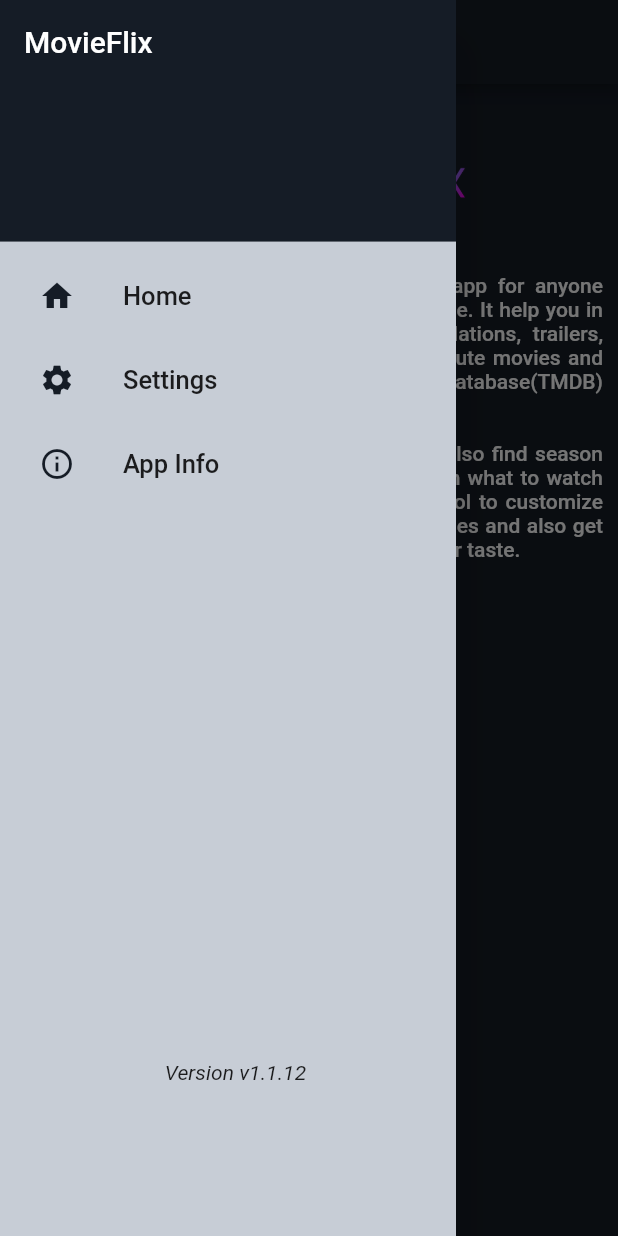
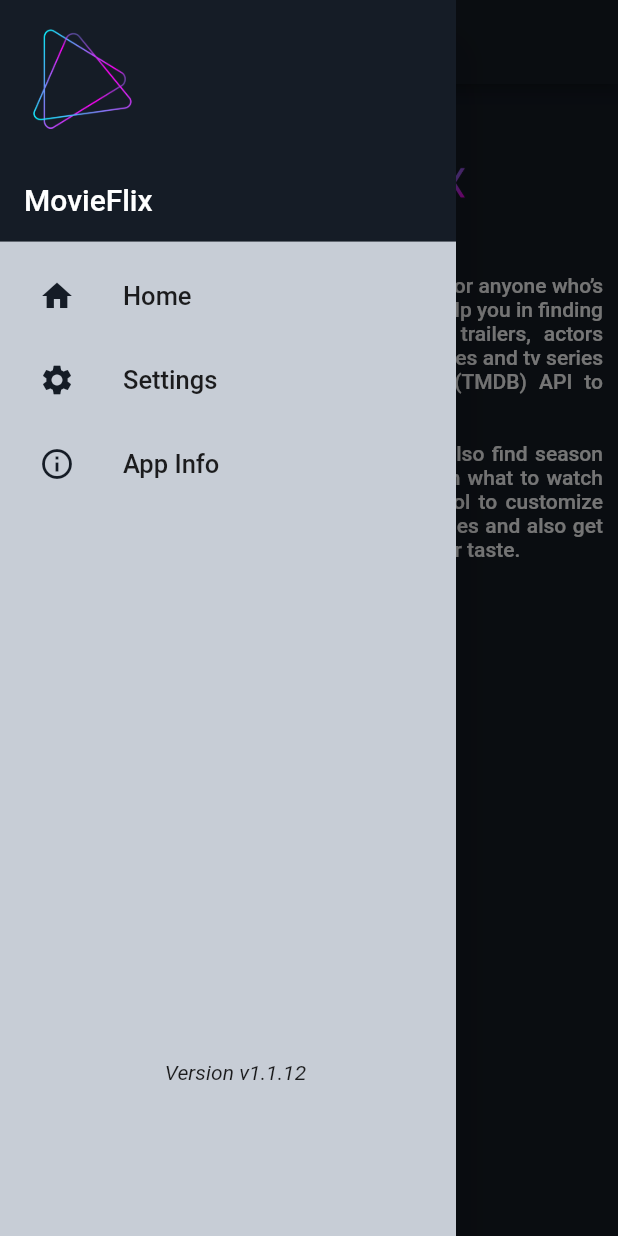
Before and after one commit to SeramDev/MovieFlix, a Flutter app: the AboutScreen screen opened directly, with the side drawer open, on a phone screen of 412 x 824 dp. Run offline on Flutter 3.47's test engine with Material 2 defaults, Android fonts, the phone set to English and light mode, and no system bars; our stand-ins replace dio, eva_icons_flutter, flutter_rating_bar, flutter_spinkit, font_awesome_flutter, page_indicator and 2 more; missing offline and left inert: sliver_fab; network calls fail.

Commit message:
made some minor changes

```diff
--- a/lib/main.dart
+++ b/lib/main.dart
@@ -9,7 +9,7 @@
   @override
   Widget build(BuildContext context) {
     return MaterialApp(
-      debugShowCheckedModeBanner: true,
+      debugShowCheckedModeBanner: false,
       title: 'MovieFlix',
       theme: ThemeData(
         primarySwatch: Colors.blue,
--- a/lib/model/images.dart
+++ b/lib/model/images.dart
@@ -1,4 +1,5 @@
 // ignore: camel_case_types
 class Images {
   static String logo = 'lib/assets/logo.png';
+  static String icon = 'lib/assets/icon/icon.png';
 }
--- a/lib/screens/about_screen.dart
+++ b/lib/screens/about_screen.dart
@@ -37,7 +37,7 @@
                 Container(
                   margin: EdgeInsets.only(top: 5.0),
                   child: Text(
-                    "Movie Flix is the most fastest and easiest app for anyone who’s looking for a quick opinion about a movie. It help you in finding movies, ratings, reviews, recommendations, trailers, actors and much more. Movie flix is for absolute movies and tv series lovers. Movie Flix uses The Movie Database(TMDB) API to retrieve data.\n\nWith this Movie & TV Show tracker, you can also find season and movie ratings to make a solid decision on what to watch next. Movie flix gives you flexibility and control to customize your home screen with your own card categories and also get personal movie recommendation based on your taste.",
+                    "MovieFlix is the most fastest and easiest app for anyone who’s looking for a quick opinion about a movie. It help you in finding movies, ratings, reviews, recommendations, trailers, actors and much more. MovieFlix is for absolute movies and tv series lovers. MovieFlix uses The Movie Database(TMDB) API to retrieve data.\n\nWith this Movie & TV Show tracker, you can also find season and movie ratings to make a solid decision on what to watch next. MovieFlix gives you flexibility and control to customize your home screen with your own card categories and also get personal movie recommendation based on your taste.",
                     textAlign: TextAlign.justify,
                     style: TextStyle(
                         color: Colors.white, fontWeight: FontWeight.w500),
--- a/lib/screens/detail_screen.dart
+++ b/lib/screens/detail_screen.dart
@@ -1,4 +1,3 @@
-import 'dart:ui';
 import 'package:eva_icons_flutter/eva_icons_flutter.dart';
 import 'package:flutter/material.dart';
 import 'package:flutter_rating_bar/flutter_rating_bar.dart';
--- a/lib/widgets/companies.dart
+++ b/lib/widgets/companies.dart
@@ -138,7 +138,7 @@
                                   shape: BoxShape.circle,
                                   color: Style.Colors.secondColor),
                               child: Icon(
-                                FontAwesomeIcons.userAlt,
+                                FontAwesomeIcons.userLarge,
                                 color: Colors.white,
                               ),
                             ),
--- a/lib/widgets/navigator.dart
+++ b/lib/widgets/navigator.dart
@@ -1,6 +1,7 @@
 import 'package:flutter/material.dart';
+import 'package:movieflix/model/images.dart';
+import 'package:movieflix/screens/about_screen.dart';
 import 'package:movieflix/screens/home_screen.dart';
-import 'package:movieflix/screens/about_screen.dart';
 import 'package:movieflix/screens/settings_screen.dart';
 import 'package:movieflix/style/theme.dart' as Style;
 
@@ -14,8 +15,8 @@
       child: ListView(
         padding: EdgeInsets.zero,
         children: [
-          DrawerHeader(
-            child: Text(
+          UserAccountsDrawerHeader(
+            accountName: Text(
               "MovieFlix",
               style: TextStyle(
                 color: Colors.white,
@@ -24,6 +25,10 @@
             ),
             decoration: BoxDecoration(
               color: Style.Colors.mainColor,
+            ),
+            currentAccountPicture: CircleAvatar(
+              backgroundColor: Style.Colors.mainColor,
+              child: Image.asset(Images.icon),
             ),
           ),
           Container(
--- a/pubspec.yaml
+++ b/pubspec.yaml
@@ -53,6 +53,7 @@
   # To add assets to your application, add an assets section, like this:
   assets:
     - lib/assets/
+    - lib/assets/icon/
   #  - images/a_dot_ham.jpeg
   # An image asset can refer to one or more resolution-specific "variants", see
   # https://flutter.dev/assets-and-images/#resolution-aware.
```
Also changed, not shown: pubspec.lock.
